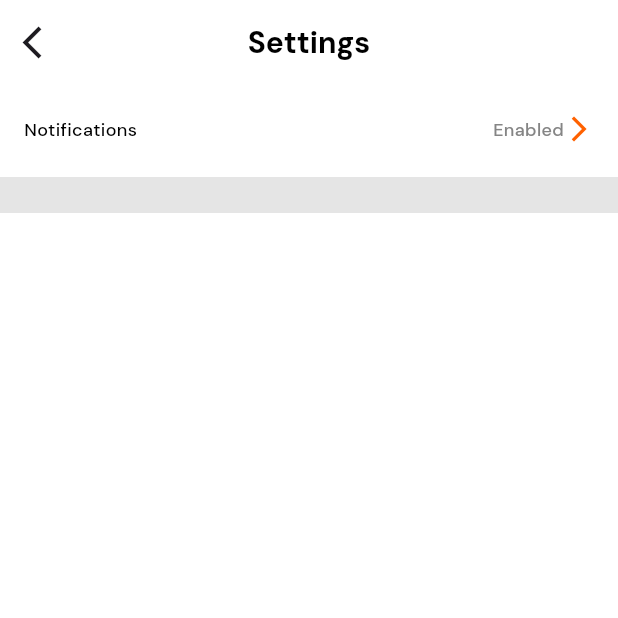
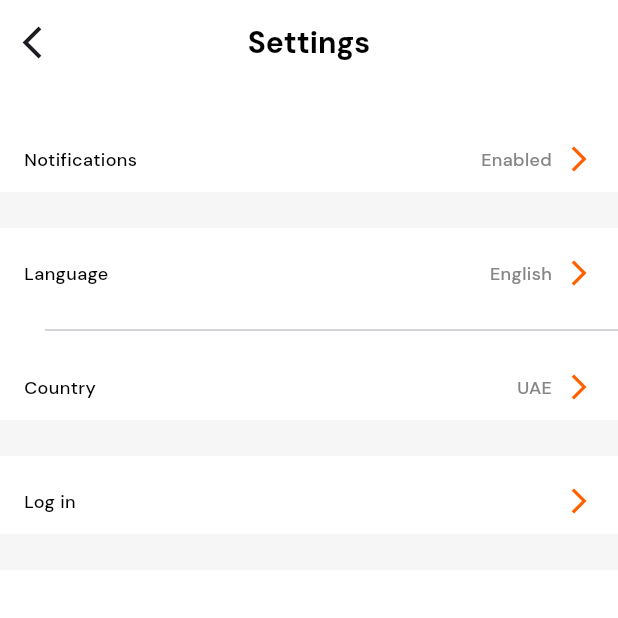
Before and after one commit to FlutterZawya/Talabat_App, a Flutter app: the AccountSettingsView screen opened by its route, on a phone screen of 412 x 824 dp, the top half of it. Run offline on Flutter 3.47's test engine with Material 3 defaults, Android fonts, the phone set to English and light mode, and no system bars; our stand-ins replace device_preview, flutter_spinkit, flutter_svg, go_router, lottie, persistent_bottom_nav_bar and 1 more.

Commit message:
create account setting view body and finish account setting

```diff
--- a/lib/features/account/presentation/views/account_settings_view.dart
+++ b/lib/features/account/presentation/views/account_settings_view.dart
@@ -1,9 +1,7 @@
 import 'package:flutter/material.dart';
-import 'package:talabat_app/core/utils/styles/app_colors.dart';
 import 'package:talabat_app/features/auth/presentation/views/widgets/custom_auth_app_bar.dart';
+import 'widgets/account_setting_view_body.dart';
 
-import 'widgets/account_setting_item.dart';
-import 'widgets/custom_divider.dart';
 
 class AccountSettingsView extends StatelessWidget {
   const AccountSettingsView({super.key});
@@ -12,22 +10,7 @@ class AccountSettingsView extends StatelessWidget {
   Widget build(BuildContext context) {
     return Scaffold(
       appBar: customAuthAppBar(context, title: 'Settings'),
-      body: Column(
-        children: [
-          SizedBox(
-            height: 20,
-          ),
-          AccountSettingItem(
-            title: 'Notifications',
-            text: 'Enabled',
-          ),
-          SizedBox(
-            height: 30,
-          ),
-          CustomDivider(),
-
-        ],
-      ),
+      body: AccountSettingViewBody(),
     );
   }
 }
--- a/lib/features/account/presentation/views/widgets/account_setting_item.dart
+++ b/lib/features/account/presentation/views/widgets/account_setting_item.dart
@@ -30,6 +30,9 @@ class AccountSettingItem extends StatelessWidget {
               text ?? '',
               style: AppStyles.medium12,
             ),
+            SizedBox(
+              width: 8,
+            ),
             Icon(
               Icons.arrow_forward_ios,
               color: AppColors.main,
--- /dev/null
+++ b/lib/features/account/presentation/views/widgets/account_setting_view_body.dart
@@ -0,0 +1,43 @@
+import 'package:flutter/material.dart';
+
+import 'account_setting_item.dart';
+import 'custom_divider.dart';
+
+class AccountSettingViewBody extends StatelessWidget {
+  const AccountSettingViewBody({
+    super.key,
+  });
+
+  @override
+  Widget build(BuildContext context) {
+    return Column(
+      spacing: 20,
+      children: [
+        SizedBox(
+          height: 20,
+        ),
+        AccountSettingItem(
+          title: 'Notifications',
+          text: 'Enabled',
+        ),
+        CustomDivider(),
+        AccountSettingItem(
+          title: 'Language',
+          text: 'English',
+        ),
+        Divider(
+          indent: 30,
+        ),
+        AccountSettingItem(
+          title: 'Country',
+          text: 'UAE',
+        ),
+        CustomDivider(),
+        AccountSettingItem(
+          title: 'Log in',
+        ),
+        CustomDivider(),
+      ],
+    );
+  }
+}
--- a/lib/features/account/presentation/views/widgets/custom_divider.dart
+++ b/lib/features/account/presentation/views/widgets/custom_divider.dart
@@ -1,6 +1,5 @@
 import 'package:flutter/material.dart';
 
-import '../../../../../core/utils/styles/app_colors.dart';
 
 class CustomDivider extends StatelessWidget {
   const CustomDivider({
@@ -11,7 +10,7 @@ class CustomDivider extends StatelessWidget {
   Widget build(BuildContext context) {
     return Divider(
       thickness: 24,
-      color: AppColors.grey200,
+      color: Color(0xffF6F6F6),
     );
   }
 }
```
